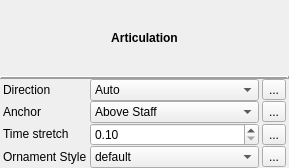
Qt form mscore/inspector/inspector_articulation.ui (jimka2001/MuseScore) before a commit.
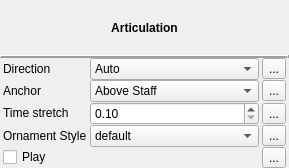
The same form after that commit.

Commit message: added "Play" widget in the articulation inspector GUI

```diff
--- a/mscore/inspector/inspector_articulation.ui
+++ b/mscore/inspector/inspector_articulation.ui
@@ -277,6 +277,23 @@
        </property>
       </widget>
      </item>
+     <item row="4" column="0">
+      <widget class="QCheckBox" name="playArticulation">
+       <property name="text">
+        <string>Play</string>
+       </property>
+      </widget>
+     </item>
+     <item row="4" column="2">
+      <widget class="QToolButton" name="resetPlayArticulation">
+       <property name="accessibleName">
+        <string>Reset Play value</string>
+       </property>
+       <property name="text">
+        <string notr="true">...</string>
+       </property>
+      </widget>
+     </item>
     </layout>
    </item>
   </layout>
```
Left out of the diff: 2 changed lines with no effect on the pictures. The commit also changes 1 other file.
